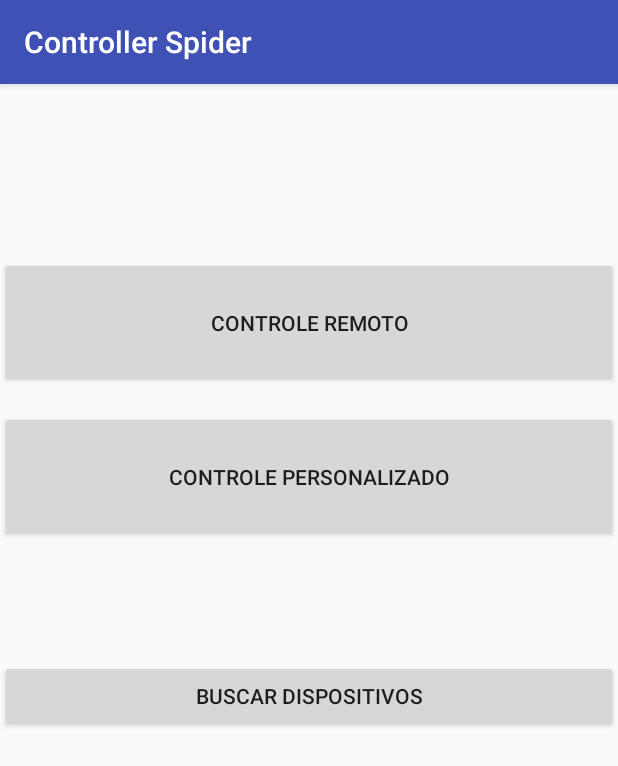
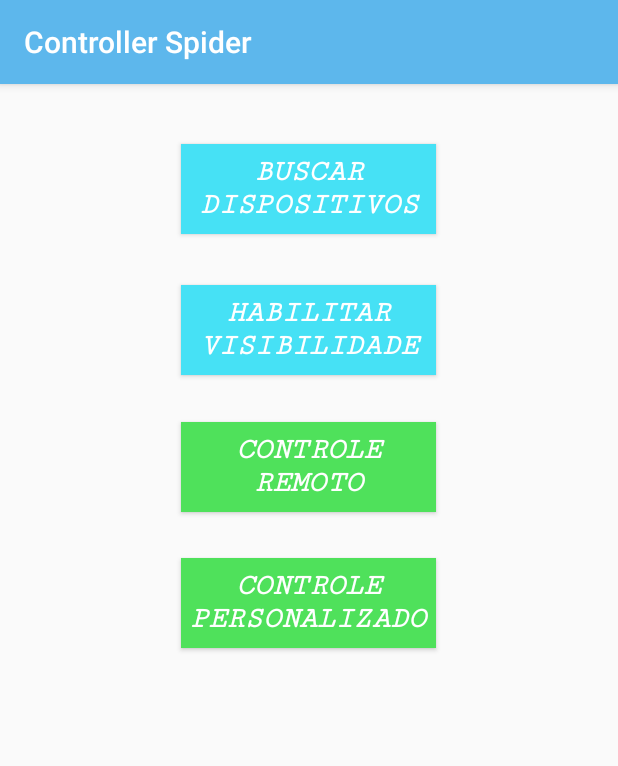
Before and after one commit to naeliofreires/android-bluetooth-arduino, an Android app: the screen it shows after launch (MainActivity), on a phone screen of 412 x 824 dp. Shown: the top 766 px of the screen. Run offline under Robolectric (Android 15) with nearby library versions, the phone set to English and light mode, and no system bars.

Commit message:
[FRONT] - personalizando página inicial da home, pequena melhoria de designer

```diff
--- a/app/src/main/AndroidManifest.xml
+++ b/app/src/main/AndroidManifest.xml
@@ -17,7 +17,8 @@
         android:theme="@style/AppTheme">
 
         <!-- the first activity that will open -->
-        <activity android:name=".splash.SplashActivity">
+        <activity android:name=".splash.SplashActivity"
+            android:theme="@style/MeuTheme">
             <intent-filter>
                 <action android:name="android.intent.action.MAIN" />
 
@@ -39,7 +40,7 @@
 
         <activity
             android:name=".activitys.controles.CustomControlActivity"
-            android:label="@string/title_activity_controle_personalizado"
+            android:label="@string/titleActivityPersonalizedControl"
             android:screenOrientation="landscape"
             android:theme="@style/AppTheme.NoActionBar" />
     </application>
--- a/app/src/main/java/com/br/ufc/bluetooth_android_arduino/activitys/MainActivity.java
+++ b/app/src/main/java/com/br/ufc/bluetooth_android_arduino/activitys/MainActivity.java
@@ -9,7 +9,6 @@ import android.content.IntentFilter;
 import android.os.Bundle;
 import android.support.v7.app.AlertDialog;
 import android.support.v7.app.AppCompatActivity;
-import android.view.View;
 import android.widget.ArrayAdapter;
 import android.widget.Button;
 import android.widget.Toast;
@@ -53,8 +52,8 @@ public class MainActivity extends AppCompatActivity {
 
         this.configurationBluetooth();
 
-        this.btnControleRemoto = findViewById(R.id.btnControleRemoto);
-        this.btnControlePersonalizado = findViewById(R.id.btnControlePersonalizado);
+        this.btnControleRemoto = findViewById(R.id.btnRemoteControl);
+        this.btnControlePersonalizado = findViewById(R.id.btnCustomControl);
 
         this.devicesAdapter = new ArrayAdapter<>(this, android.R.layout.simple_list_item_1);
 
@@ -85,14 +84,14 @@ public class MainActivity extends AppCompatActivity {
     }
 
     public void procurarDispositivos() {
-        this.btnProcurarDispositivos = findViewById(R.id.buttonProcurarDispositivos);
+        this.btnProcurarDispositivos = findViewById(R.id.btnSearchDevices);
         // this.btnProcurarDispositivos.setVisibility(View.INVISIBLE); // escondendo botão 'procurar dispositivos'
         this.btnProcurarDispositivos.setOnClickListener(v -> discoverDevices());
     }
 
     public void habilitarVisibilidade() {
-        this.btnHabilitarVisibilidade = findViewById(R.id.buttonHabilitarVisibilidade);
-        this.btnHabilitarVisibilidade.setVisibility(View.INVISIBLE);
+        this.btnHabilitarVisibilidade = findViewById(R.id.btnEnableVisibility);
+        // this.btnHabilitarVisibilidade.setVisibility(View.INVISIBLE);
         this.btnHabilitarVisibilidade.setOnClickListener(v -> enableVisibility());
     }
 
--- a/app/src/main/java/com/br/ufc/bluetooth_android_arduino/connection/ConnectionThread.java
+++ b/app/src/main/java/com/br/ufc/bluetooth_android_arduino/connection/ConnectionThread.java
@@ -52,7 +52,9 @@ public class ConnectionThread extends Thread {
                 btSocket = btServerSocket.accept();
 
                 // if connection OK, free socket
-                if (btSocket != null) btServerSocket.close();
+                if (btSocket != null) {
+                    btServerSocket.close();
+                }
 
             } catch (IOException ex) {
                 ex.printStackTrace();
@@ -67,8 +69,9 @@ public class ConnectionThread extends Thread {
 
                 btAdapter.cancelDiscovery();
 
-                if (btSocket != null)
+                if (btSocket != null){
                     btSocket.connect();
+                }
 
             } catch (IOException ex) {
                 ex.printStackTrace();
--- a/app/src/main/res/layout/activity_controle_personalizado.xml
+++ b/app/src/main/res/layout/activity_controle_personalizado.xml
@@ -117,7 +117,7 @@
         android:layout_marginEnd="26dp"
         android:layout_marginRight="26dp"
         android:background="@drawable/button_run"
-        android:text="@string/executar" />
+        android:text="@string/execute" />
 
     <Button
         android:id="@+id/buttonAdd"
@@ -163,7 +163,7 @@
         android:layout_marginEnd="247dp"
         android:layout_marginRight="247dp"
         android:layout_marginBottom="235dp"
-        android:text="@string/resetar" />
+        android:text="@string/reset" />
 
     <Button
         android:id="@+id/btnDelete"
--- a/app/src/main/res/layout/activity_main.xml
+++ b/app/src/main/res/layout/activity_main.xml
@@ -1,49 +1,75 @@
 <?xml version="1.0" encoding="utf-8"?>
-<android.support.constraint.ConstraintLayout xmlns:android="http://schemas.android.com/apk/res/android"
-    xmlns:app="http://schemas.android.com/apk/res-auto"
+<RelativeLayout xmlns:android="http://schemas.android.com/apk/res/android"
     xmlns:tools="http://schemas.android.com/tools"
-    android:id="@+id/relativeLayout"
     android:layout_width="match_parent"
     android:layout_height="match_parent"
+    android:orientation="vertical"
     tools:context="com.br.ufc.bluetooth_android_arduino.activitys.MainActivity">
 
-    <LinearLayout
-        android:layout_width="match_parent"
-        android:layout_height="369dp"
-        android:layout_marginTop="100dp"
-        android:orientation="vertical"
-        app:layout_constraintTop_toTopOf="parent"
-        tools:ignore="MissingConstraints"
-        tools:layout_editor_absoluteX="0dp">
 
-        <Button
-            android:id="@+id/btnControleRemoto"
-            android:layout_width="match_parent"
-            android:layout_height="87dp"
-            android:layout_marginTop="15dp"
-            android:text="@string/controle_remoto" />
+    <Button
+        android:id="@+id/btnRemoteControl"
+        android:layout_width="@dimen/width_button_home"
+        android:layout_height="@dimen/height_button_home"
 
-        <Button
-            android:id="@+id/btnControlePersonalizado"
-            android:layout_width="match_parent"
-            android:layout_height="87dp"
-            android:layout_marginTop="15dp"
-            android:text="@string/controle_personalizado" />
+        android:layout_gravity="center"
+        android:layout_centerHorizontal="true"
+        android:layout_marginTop="225dp"
 
-        <Button
-            android:id="@+id/buttonHabilitarVisibilidade"
-            android:layout_width="match_parent"
-            android:layout_height="wrap_content"
-            android:layout_marginTop="15dp"
-            android:text="@string/habilitar_visibilidade" />
+        android:background="@color/green_base"
+        android:fontFamily="@string/fontFamily"
+        android:text="@string/remoteControl"
+        android:textColor="@color/white"
+        android:textStyle="bold|italic"
+        android:textSize="20sp" />
 
-        <Button
-            android:id="@+id/buttonProcurarDispositivos"
-            android:layout_width="match_parent"
-            android:layout_height="wrap_content"
-            android:layout_marginTop="15dp"
-            android:text="@string/buscar_dispositivos" />
+    <Button
+        android:id="@+id/btnCustomControl"
+        android:layout_width="@dimen/width_button_home"
+        android:layout_height="@dimen/height_button_home"
 
-    </LinearLayout>
+        android:layout_gravity="center"
+        android:layout_centerHorizontal="true"
+        android:layout_marginTop="316dp"
 
-</android.support.constraint.ConstraintLayout>
+        android:textStyle="bold|italic"
+        android:background="@color/green_base"
+        android:fontFamily="@string/fontFamily"
+        android:text="@string/personalizedControl"
+        android:textColor="@color/white"
+        android:textSize="20sp" />
+
+    <Button
+        android:id="@+id/btnEnableVisibility"
+        android:layout_width="@dimen/width_button_home"
+        android:layout_height="@dimen/height_button_home"
+
+        android:layout_gravity="center"
+        android:layout_centerHorizontal="true"
+        android:layout_marginTop="134dp"
+
+        android:textStyle="bold|italic"
+        android:background="@color/blue_base"
+        android:fontFamily="@string/fontFamily"
+        android:text="@string/habilitar_visibilidade"
+        android:textColor="@color/white"
+        android:textSize="20sp" />
+
+    <Button
+        android:id="@+id/btnSearchDevices"
+        android:layout_width="@dimen/width_button_home"
+        android:layout_height="@dimen/height_button_home"
+
+        android:layout_gravity="center"
+        android:layout_centerHorizontal="true"
+
+        android:textStyle="bold|italic"
+        android:layout_marginTop="40dp"
+        android:background="@color/blue_base"
+        android:fontFamily="@string/fontFamily"
+        android:text="@string/buscar_dispositivos"
+        android:textColor="@color/white"
+        android:textSize="20sp" />
+
+
+</RelativeLayout>
--- /dev/null
+++ b/app/src/main/res/values-v21/styles.xml
@@ -0,0 +1,5 @@
+<?xml version="1.0" encoding="utf-8"?>
+<resources>
+
+    <style name="MeuTheme" parent="android:Theme.Material.NoActionBar" />
+</resources>
--- a/app/src/main/res/values/colors.xml
+++ b/app/src/main/res/values/colors.xml
@@ -1,6 +1,13 @@
 <?xml version="1.0" encoding="utf-8"?>
 <resources>
-    <color name="colorPrimary">#3F51B5</color>
+    <color name="colorPrimary">#5db7ec</color>
     <color name="colorPrimaryDark">#303F9F</color>
-    <color name="colorAccent">#be1d1d</color>
+    <color name="colorAccent">#f552d2</color>
+    <color name="primary_material_dark">#eb0909</color>
+    <color name="primary_dark_material_dark">#148cd7</color>
+    <!--base-->
+    <color name="white">#fff</color>
+    <color name="base">#d4dedf</color>
+    <color name="green_base">#4fe15b</color>
+    <color name="blue_base">#46e1f5</color>
 </resources>
--- a/app/src/main/res/values/dimens.xml
+++ b/app/src/main/res/values/dimens.xml
@@ -1,3 +1,5 @@
 <resources>
     <dimen name="fab_margin">16dp</dimen>
+    <dimen name="height_button_home">60dp</dimen>
+    <dimen name="width_button_home">170dp</dimen>
 </resources>
--- a/app/src/main/res/values/strings.xml
+++ b/app/src/main/res/values/strings.xml
@@ -15,13 +15,14 @@
     <string name="dispositivos_pareados">Dispositivos Pareados</string>
     <string name="buscar_dispositivos">Buscar Dispositivos</string>
     <string name="habilitar_visibilidade">Habilitar Visibilidade</string>
-    <string name="conectar">Conectar</string>
-    <string name="controle_remoto">Controle Remoto</string>
-    <string name="title_activity_controle_personalizado">Controle Personalizado</string>
-    <string name="controle_personalizado">Controle Personalizado</string>
+    <string name="connect">Conectar</string>
+    <string name="remoteControl">Controle Remoto</string>
+    <string name="titleActivityPersonalizedControl">Controle Personalizado</string>
+    <string name="personalizedControl">Controle Personalizado</string>
     <string name="comandos_selecionados">Comandos selecionados...</string>
-    <string name="executar">EXECUTAR</string>
-    <string name="resetar">RESETAR</string>
+    <string name="execute">EXECUTAR</string>
+    <string name="reset">RESETAR</string>
+    <!--Servs-->
     <string name="_1_serv">1 Serv</string>
     <string name="_2_serv">2 Serv</string>
     <string name="_3_serv">3 Serv</string>
@@ -31,4 +32,6 @@
     <string name="_6_serv">6 Serv</string>
     <string name="_5_serv">5 Serv</string>
     <string name="delete"><![CDATA[<]]></string>
+    <!--Style-->
+    <string name="fontFamily">serif-monospace</string>
 </resources>
--- a/app/src/main/res/values/styles.xml
+++ b/app/src/main/res/values/styles.xml
@@ -17,4 +17,6 @@
 
     <style name="AppTheme.PopupOverlay" parent="ThemeOverlay.AppCompat.Light" />
 
+
+    <style name="MeuTheme" parent="AppTheme" />
 </resources>
--- a/build.gradle
+++ b/build.gradle
@@ -7,7 +7,7 @@ buildscript {
         jcenter()
     }
     dependencies {
-        classpath 'com.android.tools.build:gradle:3.2.0'
+        classpath 'com.android.tools.build:gradle:3.2.1'
 
 
         // NOTE: Do not place your application dependencies here; they belong
```
